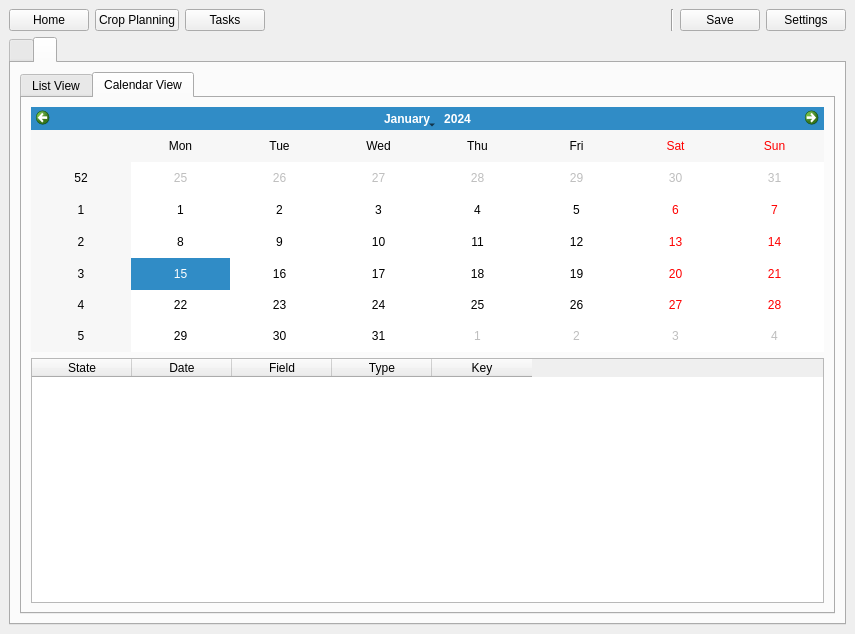
Above: Classes/GUI/qmain.ui from Sn1pescope/LVP-Basis before the change. Below: the same form after it.
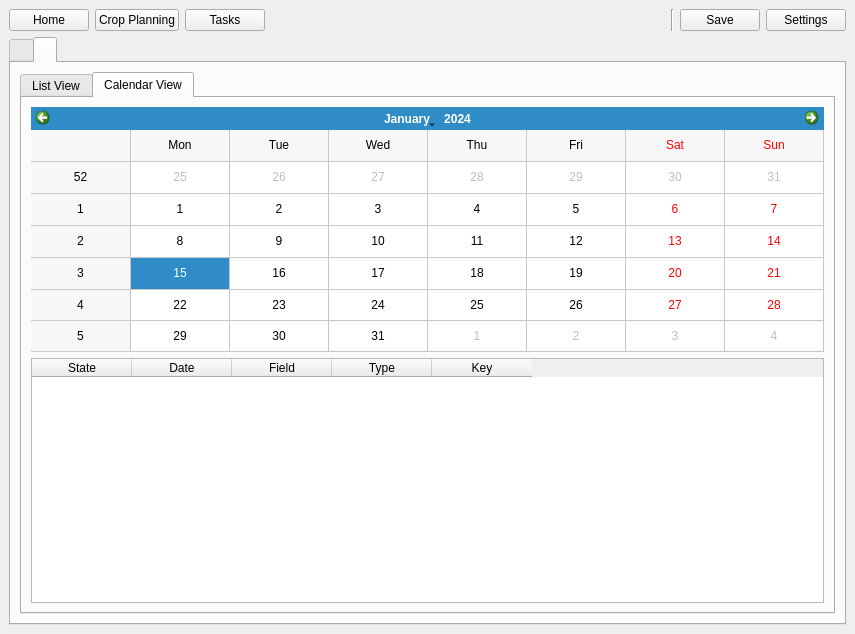
That is the form after the change. The open tabs and pages were chosen to show the change. Icons and pictures are not drawn. Custom widgets are drawn as their Qt base class.

```diff
--- a/Classes/GUI/qmain.ui
+++ b/Classes/GUI/qmain.ui
@@ -728,7 +728,11 @@
            </attribute>
            <layout class="QVBoxLayout" name="verticalLayout_5">
             <item>
-             <widget class="QMeasuresCalendarView" name="calendarWidget"/>
+             <widget class="QMeasuresCalendarView" name="calendarWidget">
+              <property name="gridVisible">
+               <bool>true</bool>
+              </property>
+             </widget>
             </item>
             <item>
              <widget class="QTableWidget" name="listCalendar">
```
